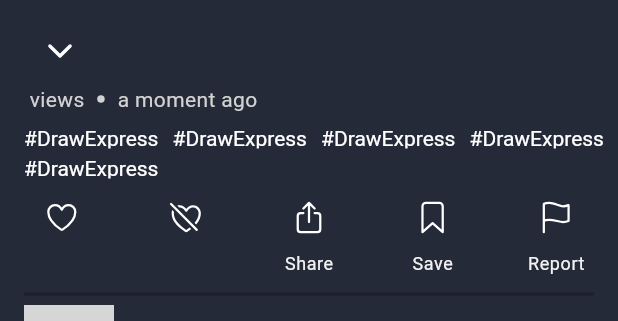
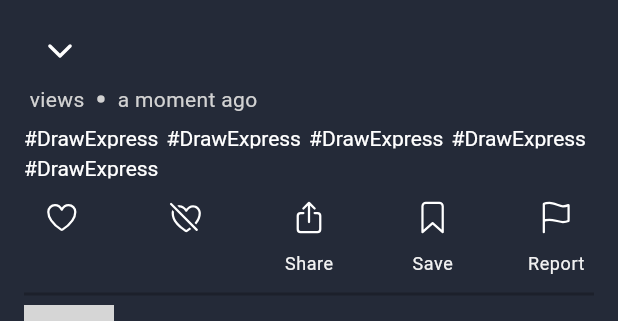
Before and after one commit to ho1yspirt/project_lagann, a Flutter app: the UnderVideoWidgets widget shown alone on an empty page, opened directly with empty values, on a phone screen of 412 x 824 dp. Shown: the top 321 px of the screen. Run offline on Flutter 3.47's test engine with Material 2 defaults, Android fonts, the phone set to English and light mode, and no system bars; our stand-ins replace chewie, get, ionicons, timeago, video_player, wakelock; missing offline and left inert: auto_orientation; network calls fail; grey boxes are pictures that could not be loaded.

Commit message:
fix bugs with hashtags and video player

```diff
--- a/lib/widgets/under_video_widgets.dart
+++ b/lib/widgets/under_video_widgets.dart
@@ -79,7 +79,7 @@ class _UnderVideoWidgetsState extends State<UnderVideoWidgets> {
         SizedBox(
           height: 47,
           child: Padding(
-            padding: const EdgeInsets.only(left: 16, top: 10),
+            padding: const EdgeInsets.only(left: 16, top: 10, right: 16),
             child: GridView.builder(
                 itemCount: hashTags.length,
                 gridDelegate: const SliverGridDelegateWithMaxCrossAxisExtent(
--- a/lib/widgets/video_player_item.dart
+++ b/lib/widgets/video_player_item.dart
@@ -35,7 +35,7 @@ class _VideoPlayerItemState extends State<VideoPlayerItem> {
   void initVideoPlayer() async {
     _videoPlayerController = VideoPlayerController.network(
         "https://commondatastorage.googleapis.com/gtv-videos-bucket/sample/BigBuckBunny.mp4");
-    await _videoPlayerController.initialize();
+    await _videoPlayerController.initialize().then((value) => setState(() {}));
     _chewieController = ChewieController(
       videoPlayerController: _videoPlayerController,
       autoPlay: true,
@@ -57,7 +57,7 @@ class _VideoPlayerItemState extends State<VideoPlayerItem> {
     return SizedBox(
       height: double.infinity,
       width: double.infinity,
-      child: _chewieController != null
+      child: _videoPlayerController.value.isInitialized
           ? Chewie(controller: _chewieController!)
           : const Center(
               child: CircularProgressIndicator(),
```
Also changed, not shown: 2 other files.
